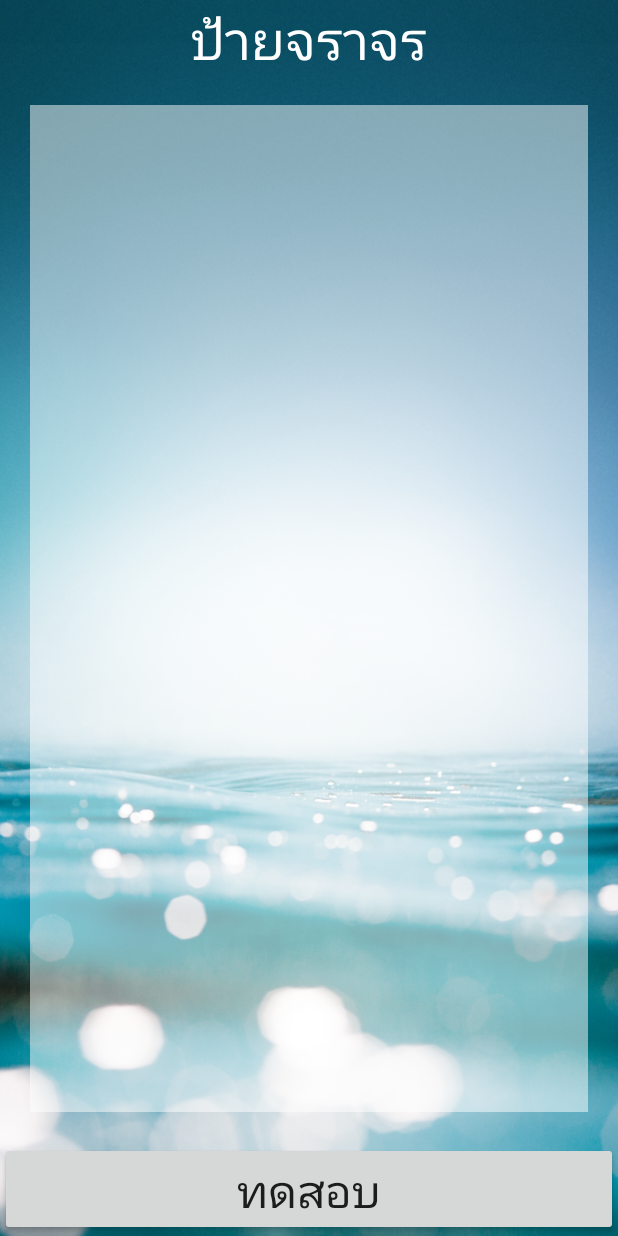
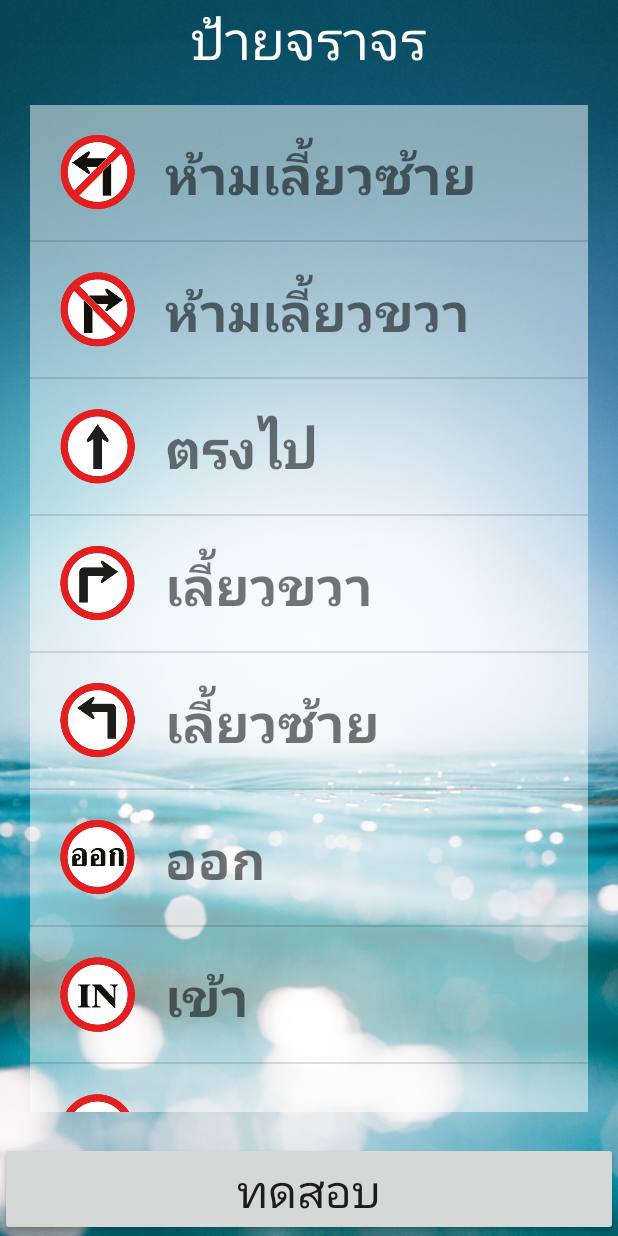
Before and after one commit to SophiaTiproman-PBRU/EasyTraffic, an Android app: the screen it shows after launch (MainActivity), on a phone screen of 412 x 824 dp. Run offline under Robolectric (Android 15) with nearby library versions, the phone set to English and light mode, and no system bars.

Commit message:
have changed

```diff
--- a/app/src/main/AndroidManifest.xml
+++ b/app/src/main/AndroidManifest.xml
@@ -16,6 +16,10 @@
                 <category android:name="android.intent.category.LAUNCHER" />
             </intent-filter>
         </activity>
+        <activity
+            android:name=".DetailActivity"
+            android:label="@string/title_activity_detail" >
+        </activity>
     </application>
 
 </manifest>
--- a/app/src/main/java/pbru/tohraman/porntip/easytraffic/MainActivity.java
+++ b/app/src/main/java/pbru/tohraman/porntip/easytraffic/MainActivity.java
@@ -1,33 +1,87 @@
 package pbru.tohraman.porntip.easytraffic;
 
+import android.content.Intent;
 import android.support.v7.app.AppCompatActivity;
 import android.os.Bundle;
 import android.view.Menu;
 import android.view.MenuItem;
+import android.view.View;
+import android.widget.AdapterView;
 import android.widget.ListView;
 
 
 public class MainActivity extends AppCompatActivity {
 
 
-    // Explicit delcare variable : inside Class but outside Method
+    // Explicit declare variable : inside Class but outside Method
     private ListView trafficListView;   // Private >> only in class can use
-
-
 
 
     @Override
     protected void onCreate(Bundle savedInstanceState) {
         super.onCreate(savedInstanceState);
         setContentView(R.layout.activity_main);
+
         // Initial Widget >> link traffice listview with trafficListView variable
         initialWidget();     // Ctrl+Shift+Enter to fill in ;
 
+        //Create ListView
+        createListView();
+
+
     }   // Main Method
 
+    private void createListView() {
+
+        String[] strTitle = new String[20];
+        strTitle[0] = "ห้ามเลี้ยวซ้าย";
+        strTitle[1] = "ห้ามเลี้ยวขวา";
+        strTitle[2] = "ตรงไป";
+        strTitle[3] = "เลี้ยวขวา";
+        strTitle[4] = "เลี้ยวซ้าย";
+        strTitle[5] = "ออก";
+        strTitle[6] = "เข้า";
+        strTitle[7] = "ออก";
+        strTitle[8] = "หยุด";
+        strTitle[9] = "จำกัดความสูง";
+        strTitle[10] = "ทางแยก";
+        strTitle[11] = "ห้ามกลับรถ";
+        strTitle[12] = "ห้ามจอด";
+        strTitle[13] = "รถสวน";
+        strTitle[14] = "ห้ามแซง";
+        strTitle[15] = "เข้า";
+        strTitle[16] = "หยุดตรวจ";
+        strTitle[17] = "จำกัดความเร็ว";
+        strTitle[18] = "จำกัดความกว้าง";
+        strTitle[19] = "จำกัดความสูง";
+
+        int[] intImage = {R.drawable.traffic_01, R.drawable.traffic_02, R.drawable.traffic_03,
+                R.drawable.traffic_04,R.drawable.traffic_05,R.drawable.traffic_06,
+                R.drawable.traffic_07,R.drawable.traffic_08,R.drawable.traffic_09,
+                R.drawable.traffic_10,R.drawable.traffic_11,R.drawable.traffic_12,
+                R.drawable.traffic_13,R.drawable.traffic_14,R.drawable.traffic_15,
+                R.drawable.traffic_16,R.drawable.traffic_17,R.drawable.traffic_18,
+                R.drawable.traffic_19,R.drawable.traffic_20};
+
+        MyAdapter objMyAdapter = new MyAdapter(MainActivity.this, intImage, strTitle);
+        trafficListView.setAdapter(objMyAdapter);
+
+        //Active onClick on Listview
+        trafficListView.setOnItemClickListener(new AdapterView.OnItemClickListener() {
+            @Override
+            public void onItemClick(AdapterView<?> parent, View view, int position, long id) {
+
+                //Intent to detail >> link to detail
+                Intent objIntent = new Intent(MainActivity.this, DetailActivity.class);
+                startActivity(objIntent);
+
+            }   //event
+        });
+
+    }   //createListView
+
     private void initialWidget() {
-        trafficListView = (ListView)findViewById(R.id.listView);  // Alt+Enter to cast data type
-
+        trafficListView = (ListView) findViewById(R.id.listView);  // Alt+Enter to cast data type
 
 
     }
--- a/app/src/main/java/pbru/tohraman/porntip/easytraffic/MyAdapter.java
+++ b/app/src/main/java/pbru/tohraman/porntip/easytraffic/MyAdapter.java
@@ -6,6 +6,8 @@ import android.view.LayoutInflater;
 import android.view.View;
 import android.view.ViewGroup;
 import android.widget.BaseAdapter;
+import android.widget.ImageView;
+import android.widget.TextView;
 
 /**
  * Created by Lab on 8/18/2015.
@@ -45,8 +47,17 @@ public class MyAdapter extends BaseAdapter{
     @Override
     public View getView(int position, View convertView, ViewGroup parent) {
 
+        LayoutInflater objLayoutInflater = (LayoutInflater) objContext.getSystemService(Context.LAYOUT_INFLATER_SERVICE);
+        View view = objLayoutInflater.inflate(R.layout.listview_traffic, parent, false);
 
+        //Show Image
+        ImageView iconImageView = (ImageView)view.findViewById(R.id.imvIcon);
+        iconImageView.setImageResource(iconInts[position]);
 
-        return null;
+        //Show Text
+        TextView titleTextView = (TextView) view.findViewById(R.id.txtShowTitle);
+        titleTextView.setText(titleStrings[position]);
+
+        return view;
     }   //getView
 }   // Main Class
--- a/app/src/main/res/values/dimens.xml
+++ b/app/src/main/res/values/dimens.xml
@@ -4,6 +4,7 @@
     <dimen name="activity_vertical_margin">16dp</dimen>
     <dimen name="h1">35sp</dimen>
     <dimen name="b1">30sp</dimen>
-    <dimen name="icon">100dp</dimen>
+    <dimen name="icon">50dp</dimen>
+    <dimen name="image">200dp</dimen>
 
 </resources>
--- a/app/src/main/res/values/strings.xml
+++ b/app/src/main/res/values/strings.xml
@@ -6,4 +6,5 @@
 
     <string name="head">ป้ายจราจร</string>
     <string name="test">ทดสอบ</string>
+    <string name="title_activity_detail">DetailActivity</string>
 </resources>
```
Also changed, not shown: app/src/main/java/pbru/tohraman/porntip/easytraffic/DetailActivity.java (added, +37 -0 lines), app/src/main/res/layout/activity_detail.xml (added, +50 -0 lines), app/src/main/res/menu/menu_detail.xml (added, +7 -0 lines).
